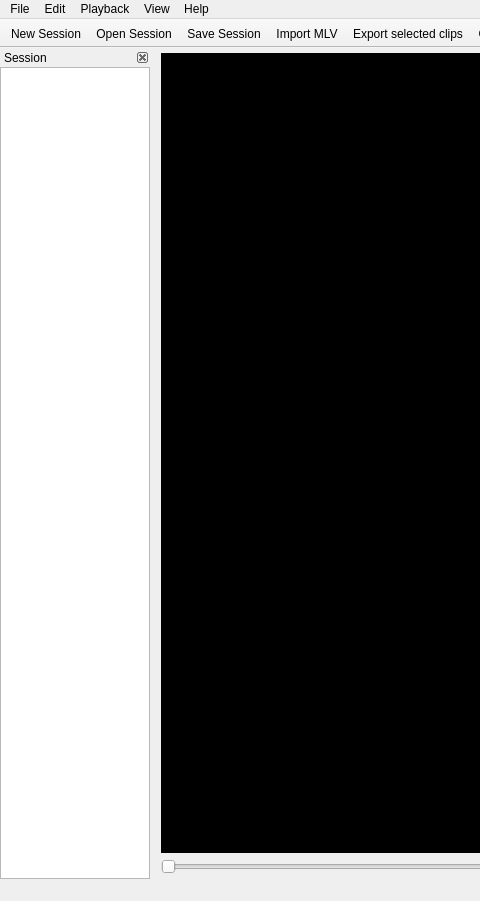
ilia3101/MLV-App, file platform/qt/MainWindow.ui: the form before one commit; both pictures show x 0 to 480 and y 0 to 901 of the 1197 by 901 pixel window.
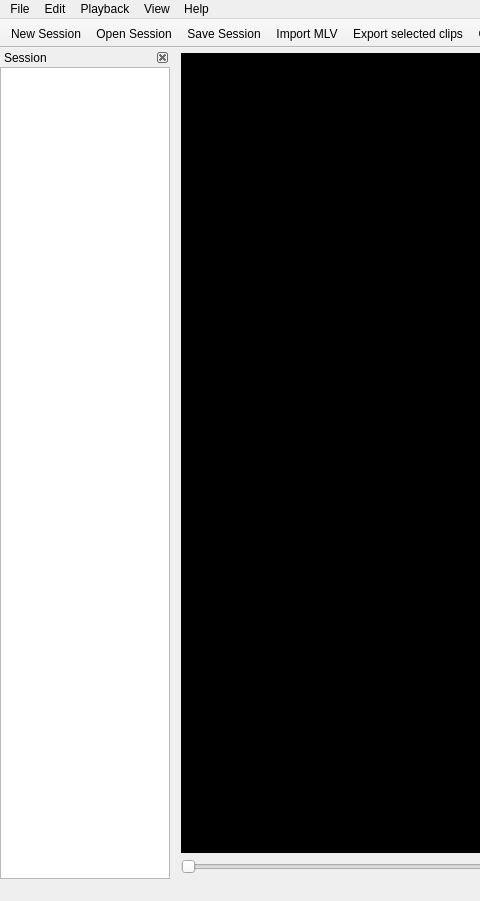
The form after the commit. Icons and pictures are not drawn. Custom widgets are drawn as their Qt base class.

Commit message: QtApp: Preview Pics in SessionList, Preferences Dialog changed

```diff
--- a/platform/qt/MainWindow.ui
+++ b/platform/qt/MainWindow.ui
@@ -1043,13 +1043,13 @@
    </property>
    <property name="minimumSize">
     <size>
-     <width>150</width>
+     <width>170</width>
      <height>166</height>
     </size>
    </property>
    <property name="maximumSize">
     <size>
-     <width>150</width>
+     <width>170</width>
      <height>524287</height>
     </size>
    </property>
@@ -1084,6 +1084,9 @@
        <property name="contextMenuPolicy">
         <enum>Qt::CustomContextMenu</enum>
        </property>
+       <property name="horizontalScrollBarPolicy">
+        <enum>Qt::ScrollBarAlwaysOff</enum>
+       </property>
        <property name="alternatingRowColors">
         <bool>true</bool>
        </property>
```
Left out of the diff: 5 changed lines with no effect on the pictures. The commit also changes 6 other files.
